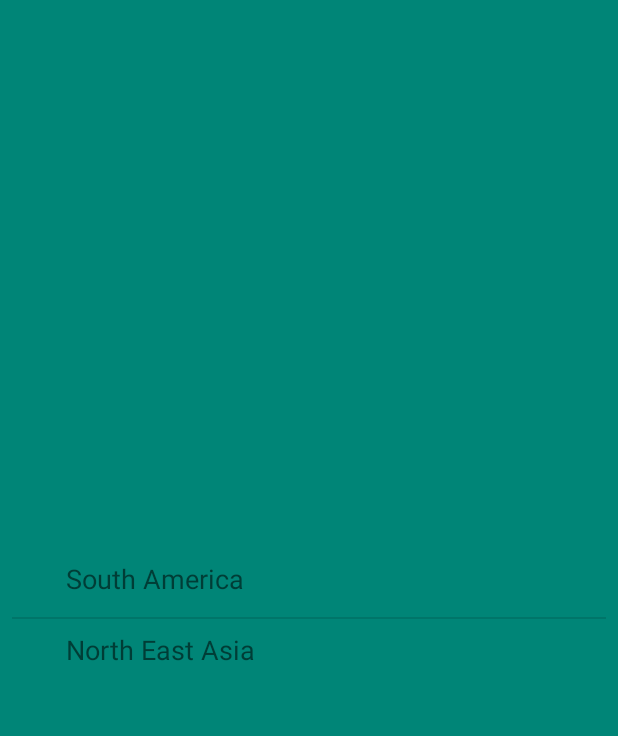
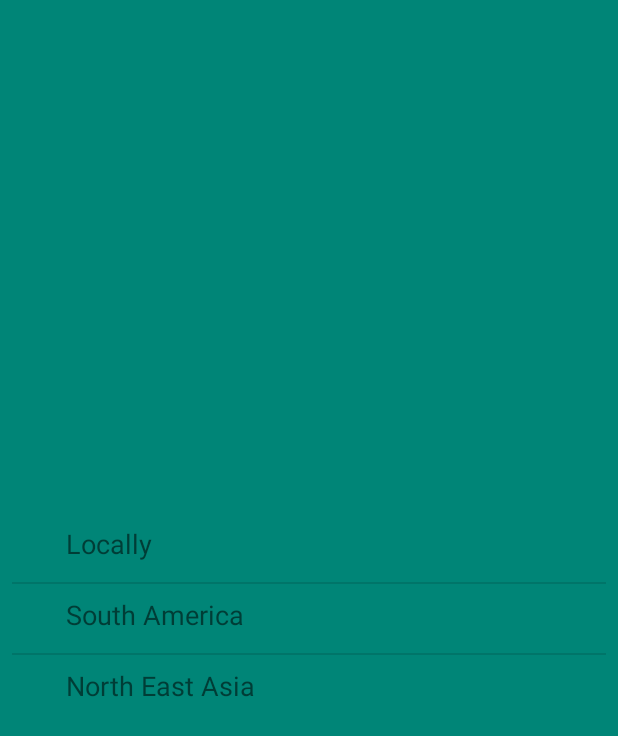
Before and after one commit to scholtz8/TheVideoApp, an Android app: the screen it shows after launch (ServersListActivity), on a phone screen of 412 x 824 dp. Shown: the top 736 px of the screen. Run offline under Robolectric (Android 15) with nearby library versions, the light colour scheme and no system bars.

Commit message:
Video Player Locally

```diff
--- a/app/src/main/java/cscholtz/android/thevideoapp/ServersListActivity.java
+++ b/app/src/main/java/cscholtz/android/thevideoapp/ServersListActivity.java
@@ -8,8 +8,9 @@ public class ServersListActivity extends AppCompatActivity {
 
     ListView listaServers;
     String[][] datos = {
-            {"South America","easymicro-2018"},
-            {"North East Asia","hidden-conquest-237802"}
+            {"Locally","android.resource://cscholtz.android.thevideoapp/raw/"},
+            {"South America","https://easymicro-2018.appspot.com/videos/"},
+            {"North East Asia","https://hidden-conquest-237802.appspot.com/videos/"}
     };
 
     @Override
--- a/app/src/main/res/layout/activity_video_player.xml
+++ b/app/src/main/res/layout/activity_video_player.xml
@@ -32,6 +32,7 @@
         android:layout_marginRight="8dp"
         android:layout_marginBottom="8dp"
         android:text="TextView"
+        android:textColor="@android:color/background_light"
         app:layout_constraintBottom_toTopOf="@+id/videoView"
         app:layout_constraintEnd_toEndOf="parent"
         app:layout_constraintStart_toStartOf="parent"
```
Also changed, not shown: app/src/main/java/cscholtz/android/thevideoapp/ListadorVideos.java (+9 -1 lines), 5 other files.
